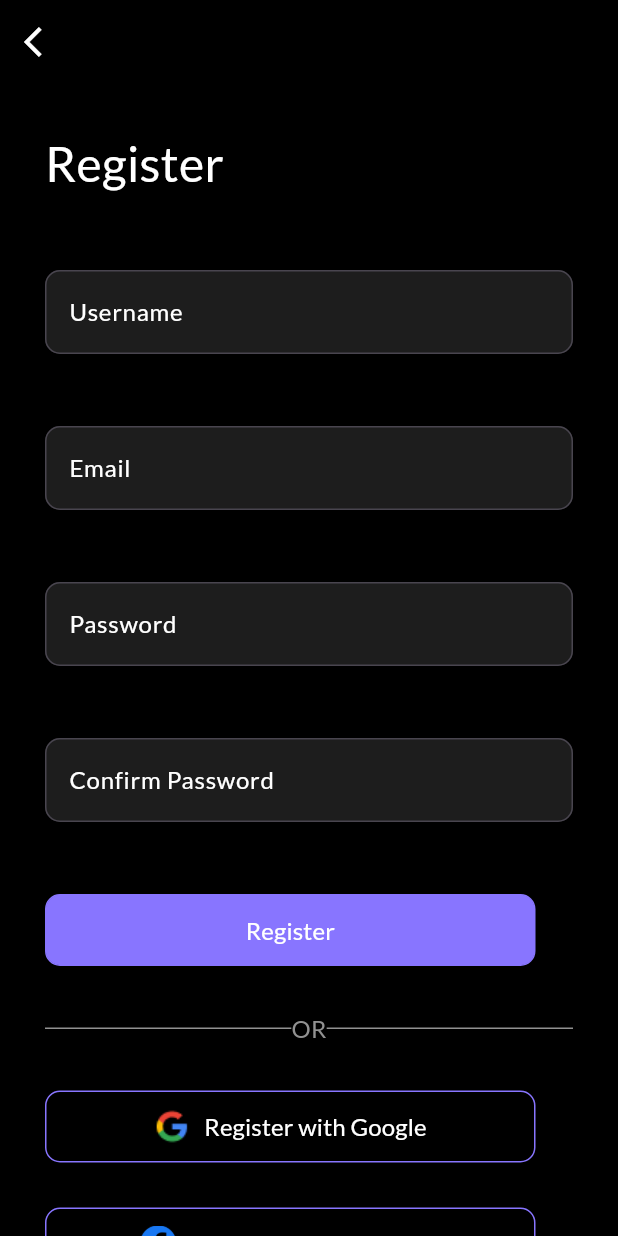
After one commit to Malamrousi/up_to_do_app, a Flutter app: the RegisterScreen screen opened by its route, on a phone screen of 412 x 824 dp. The commit adds this screen. Run offline on Flutter 3.47's test engine with Material 3 defaults, Android fonts, the phone set to English and light mode, and no system bars; our stand-ins replace firebase_core, flutter_form_builder, get, introduction_screen; accounts and stored records are empty.

Commit message:
finish auth ui screen

```diff
--- a/lib/constant/color_manger.dart
+++ b/lib/constant/color_manger.dart
@@ -4,6 +4,9 @@ class ColorManger {
   static const Color KPrimaryColor = Color(0xff000000);
   static const Color KWhiteColor = Colors.white;
   static const Color KHeliotrop = Color(0xff8875FF);
+  static const Color KCodGray = Color(0xff1D1D1D);
+  static const Color KEmperor = Color(0xff535353);
+  static const Color KDividerColor = Color(0xff5979797);
 
 
 }
--- a/lib/constant/image_manger.dart
+++ b/lib/constant/image_manger.dart
@@ -5,4 +5,6 @@ class ImageManger {
   static const  String Kslide1 = '$asset/slide_1.png';
   static const  String Kslide2 = '$asset/slide_2.png';
   static const  String Kslide3 = '$asset/slide_3.png';
+  static const  String Kgoogle= '$asset/google.png';
+  static const  String Kfacebook= '$asset/facebook.png';
 }
--- a/lib/constant/route_name.dart
+++ b/lib/constant/route_name.dart
@@ -2,5 +2,8 @@ class RouteName {
   static const String KupToDo = '/upToDo';
   static const String KMangeTaskSplash = '/MangeTaskSplash';
   static const String KHelloScreen = '/StartScreen';
+  static const String KRegisterScreen = '/RegisterScreen';
+  static const String KLoginScreen = '/LoginScreen';
+
 
 }
--- a/lib/constant/size_manger.dart
+++ b/lib/constant/size_manger.dart
@@ -4,6 +4,8 @@ class WidthManger {
   static const double W213 = 213;
   static const double W90 = 90;
   static const double W327 = 327;
+  static const double W30 = 30;
+  static const double W24 = 24;
 }
 
 class HightManger {
@@ -11,11 +13,14 @@ class HightManger {
   static const double H113 = 113;
   static const double H277_78 = 277.78;
   static const double H48 = 48;
+  static const double H30 = 30;
+  static const double H24 = 24;
 }
 
 class PaddingManger {
   static const double P20 = 20;
   static const double P16 = 16;
+  static const double P30= 30;
 }
 
 class FontSizeValue {
@@ -25,4 +30,5 @@ class FontSizeValue {
 
 class BorderRadiusValue {
   static const double BV25= 25;
+  static const double BV10= 10;
 }
--- a/lib/constant/string_manger.dart
+++ b/lib/constant/string_manger.dart
@@ -10,10 +10,27 @@ class StringManger {
   static const String KdesOnSlidePageThree =
       'You can organize your daily tasks by adding your tasks into separate categories';
   static const String kGettingStarted = 'Getting Started';
-  static const String kNext= 'Next';
-  static const String kSkip= 'Skip';
-  static const String kLogin= 'LOGIN';
-  static const String kcreateAccount= 'Create account';
-  static const String kWelcometopTodo= 'Welcome to UpTodo';
-  static const String kLoginOrCreate= 'Please login to your account or create new account to continue';
+  static const String kNext = 'Next';
+  static const String kSkip = 'Skip';
+  static const String kLogin = 'LOGIN';
+  static const String kcreateAccount = 'Create account';
+  static const String kWelcometopTodo = 'Welcome to UpTodo';
+  static const String kLoginOrCreate =
+      'Please login to your account or create new account to continue';
+  static const String Kemail = 'Email';
+  static const String KEnteryourEmail = 'Enter your email';
+  static const String KEnteryourName = 'Enter your name';
+  static const String KEnteryourpassword= 'Enter your password';
+  static const String KEmail = 'Email';
+  static const String KPassword = 'Password';
+  static const String KLoginwithGoogle = '   Login with Google';
+  static const String KRegisterwithGoogle = '   Register with Google';
+  static const String KLoginwithFacebook = '   Login with Facebook';
+  static const String KRegisterwithFacebook = '   Register with Facebook';
+  static const String Kor = 'OR';
+  static const String KDonthaveanaccount = 'Don’t have an account?';
+  static const String Khaveanaccount = 'have an account?';
+  static const String KRegister = 'Register';
+  static const String kUsername = 'Username';
+  static const String kConfirmPassword = 'Confirm Password';
 }
--- /dev/null
+++ b/lib/presentation/screen/auth/register.dart
@@ -0,0 +1,22 @@
+//package
+import 'package:flutter/material.dart';
+//widget
+import '../../widgets/custom_app_bar.dart';
+import 'widget/register_view_body.dart';
+
+class RegisterScreen extends StatefulWidget {
+  const RegisterScreen({super.key});
+
+  @override
+  State<RegisterScreen> createState() => _RegisterScreenState();
+}
+
+class _RegisterScreenState extends State<RegisterScreen> {
+  @override
+  Widget build(BuildContext context) {
+    return Scaffold(
+      appBar: buildAppBar(),
+      body:const RegisterViewBody() ,
+    );
+  }
+}
--- /dev/null
+++ b/lib/presentation/screen/auth/widget/register_view_body.dart
@@ -0,0 +1,172 @@
+//packge
+import 'package:flutter/material.dart';
+import 'package:todo_app/constant/color_manger.dart';
+import 'package:todo_app/constant/image_manger.dart';
+import 'package:todo_app/constant/size_manger.dart';
+//constant
+import 'package:todo_app/constant/string_manger.dart';
+import 'package:todo_app/data/controller/validator.dart';
+
+//widget
+import '../../../widgets/custom_auth_button.dart';
+import '../../../widgets/custom_from_text_filed.dart';
+import '../../../widgets/social_auth_button.dart';
+class RegisterViewBody extends StatefulWidget {
+  const RegisterViewBody({super.key});
+
+  @override
+  State<RegisterViewBody> createState() => _RegisterViewBodyState();
+}
+
+class _RegisterViewBodyState extends State<RegisterViewBody> {
+  @override
+  Widget build(BuildContext context) {
+     GlobalKey<FormState> formKey = GlobalKey<FormState>();
+
+  final Validator validator = Validator();
+    return SingleChildScrollView(
+        child: Padding(
+          padding: const EdgeInsets.all(PaddingManger.P30),
+          child: Column(
+            children: [
+              Form(
+                key: formKey,
+                child: Column(
+                  mainAxisAlignment: MainAxisAlignment.center,
+                  crossAxisAlignment: CrossAxisAlignment.start,
+                  children: [
+                    const Text(
+                      StringManger.KRegister,
+                      style: TextStyle(
+                        color: ColorManger.KWhiteColor,
+                        fontSize: FontSizeValue.Fv32,
+                      ),
+                    ),
+                    const SizedBox(
+                      height: HightManger.H48,
+                    ),
+                     CustomFromTextFiled(
+                      keyboardType: TextInputType.name,
+                      label: StringManger.kUsername,
+                      hintText: StringManger.KEnteryourName,
+                      onSaved: (value) {
+                        setState(() {});
+                      },
+                      obscureText: false,
+                      validator: validator.passwordValidator,
+                    ),
+                     const SizedBox(
+                    height: HightManger.H48,
+                  ),
+                    CustomFromTextFiled(
+                      keyboardType: TextInputType.emailAddress,
+                      label: StringManger.KEmail,
+                      hintText: StringManger.KEnteryourEmail,
+                      onSaved: (value) {
+                        setState(() {});
+                      },
+                      obscureText: false,
+                      validator: validator.passwordValidator,
+                    ),
+                     const SizedBox(
+                    height: HightManger.H48,
+                  ),
+                    CustomFromTextFiled(
+                      keyboardType: TextInputType.visiblePassword,
+                      label: StringManger.KPassword,
+                      hintText: StringManger.KEnteryourpassword,
+                      onSaved: (value) {
+                        setState(() {});
+                      },
+                      obscureText: false,
+                      validator: validator.passwordValidator,
+                    ),
+                    const SizedBox(
+                      height: HightManger.H48,
+                    ),
+                    CustomFromTextFiled(
+                      keyboardType: TextInputType.visiblePassword,
+                      label: StringManger.kConfirmPassword,
+                      hintText: StringManger.KEnteryourpassword,
+                      onSaved: (value) {
+                        setState(() {});
+                      },
+                      obscureText: true,
+                      validator: validator.emailValidator,
+                    ),
+                    const SizedBox(
+                      height: HightManger.H48,
+                    ),
+                    CustomAuthButton(
+                      color: ColorManger.KHeliotrop,
+                      title: StringManger.KRegister,
+                      onPressed: () {},
+                    ),
+                    const SizedBox(
+                      height: HightManger.H30,
+                    ),
+                    const Row(children: <Widget>[
+                      Expanded(
+                          child: Divider(
+                        color: ColorManger.KDividerColor,
+                      )),
+                      Text(
+                        StringManger.Kor,
+                        style: TextStyle(
+                            color: ColorManger.KDividerColor,
+                            fontSize: FontSizeValue.Fv16),
+                      ),
+                      Expanded(
+                          child: Divider(
+                        color: ColorManger.KDividerColor,
+                      )),
+                    ]),
+                    const SizedBox(
+                      height: HightManger.H30,
+                    ),
+                    SocialAuthButton(
+                      image: ImageManger.Kgoogle,
+                      title: StringManger.KRegisterwithGoogle,
+                      onPressed: () {},
+                    ),
+                    const SizedBox(
+                      height: HightManger.H30,
+                    ),
+                    SocialAuthButton(
+                      image: ImageManger.Kfacebook,
+                      title: StringManger.KRegisterwithFacebook,
+                      onPressed: () {},
+                    ),
+                               const SizedBox(
+                      height: HightManger.H48,
+                    ),
+                    Row(
+                      mainAxisAlignment: MainAxisAlignment.center,
+                      children: [
+                        const Text(
+                          StringManger.Khaveanaccount,
+                          style: TextStyle(
+                              color: ColorManger.KDividerColor,
+                              fontSize: FontSizeValue.Fv16),
+                        ),
+
+                        TextButton(
+                          onPressed: () {},
+                          child: const Text(
+                            StringManger.kLogin,
+                            style: TextStyle(
+                                color: ColorManger.KWhiteColor,
+                                fontSize: FontSizeValue.Fv16),
+                          ),
+                        )
+                      ],
+                    )
+                  ],
+                ),
+              ),
+            ],
+          ),
+        ),
+      );
+  }
+}
--- a/lib/presentation/screen/up_to_do.dart
+++ b/lib/presentation/screen/up_to_do.dart
@@ -13,7 +13,7 @@ class UpToDoScreen extends StatelessWidget {
   @override
   Widget build(BuildContext context) {
     Future.delayed(
-      const Duration(seconds: 3),
+      const Duration(seconds: 1),
     ).then((_) {
       Get.offNamed(RouteName.KMangeTaskSplash);
     });
--- /dev/null
+++ b/lib/presentation/widgets/custom_app_bar.dart
@@ -0,0 +1,16 @@
+import 'package:flutter/material.dart';
+import 'package:get/get.dart';
+
+AppBar buildAppBar(){
+  return AppBar(
+
+      leading: IconButton(
+          onPressed: () {
+            Get.back();
+          },
+          icon: const Icon(Icons.arrow_back_ios),
+        ),
+
+  );
+
+}
--- a/lib/presentation/widgets/custom_auth_button.dart
+++ b/lib/presentation/widgets/custom_auth_button.dart
@@ -6,7 +6,7 @@ import 'package:todo_app/constant/color_manger.dart';
 
 class CustomAuthButton extends StatelessWidget {
   const CustomAuthButton(
-      {super.key, this.onPressed, this.color, required this.title});
+      {super.key, this.onPressed, this.color, required this.title, });
 
   final VoidCallback? onPressed;
 
@@ -20,8 +20,10 @@ class CustomAuthButton extends StatelessWidget {
       width: WidthManger.W327,
       height: HightManger.H48,
       decoration: BoxDecoration(
+        borderRadius: BorderRadius.circular(BorderRadiusValue.BV10),
           color: color, border: Border.all(color: ColorManger.KHeliotrop)),
       child: MaterialButton(
+
         onPressed: onPressed,
         child: Text(
           title,
--- /dev/null
+++ b/lib/presentation/widgets/custom_from_text_filed.dart
@@ -0,0 +1,61 @@
+//package
+import 'package:flutter_form_builder/flutter_form_builder.dart';
+import 'package:flutter/material.dart';
+//constant
+import '../../constant/color_manger.dart';
+import '../../constant/size_manger.dart';
+import '../../constant/string_manger.dart';
+
+class CustomFromTextFiled extends StatelessWidget {
+  const CustomFromTextFiled(
+      {super.key,
+      required this.onSaved,
+      required this.validator,
+      required this.label,
+      required this.obscureText,
+      required this.hintText, required this.keyboardType});
+
+  final Function(String) onSaved;
+  final String? Function(String?) validator;
+  final String hintText;
+  final String label;
+  final bool obscureText;
+
+  final TextInputType keyboardType;
+
+  @override
+  Widget build(BuildContext context) {
+    return FormBuilderTextField(
+      keyboardType: keyboardType,
+
+      cursorColor: ColorManger.KHeliotrop,
+      obscureText: obscureText,
+      style: const TextStyle(
+        color: ColorManger.KWhiteColor,
+      ),
+      validator: validator,
+      onSaved: (value) => onSaved(value!),
+      name: StringManger.Kemail,
+      decoration: InputDecoration(
+
+        label: Text(label),
+        labelStyle:const TextStyle(
+          color: ColorManger.KWhiteColor,
+          fontSize: FontSizeValue.Fv16
+        ),
+        hintText:hintText ,
+        hintStyle:const TextStyle(
+          color: ColorManger.KEmperor
+        ),
+          filled: true,
+          fillColor: ColorManger.KCodGray,
+          border: OutlineInputBorder(
+            borderRadius: BorderRadius.circular(BorderRadiusValue.BV10),
+            borderSide:const BorderSide(
+              color: ColorManger.KCodGray,
+
+            )
+          )),
+    );
+  }
+}
--- /dev/null
+++ b/lib/presentation/widgets/social_auth_button.dart
@@ -0,0 +1,46 @@
+//package
+import 'package:flutter/material.dart';
+//constant
+import '../../constant/color_manger.dart';
+import '../../constant/size_manger.dart';
+
+
+class SocialAuthButton extends StatelessWidget {
+  const SocialAuthButton(
+      {super.key,
+      required this.onPressed,
+      required this.title,
+      required this.image});
+  final VoidCallback onPressed;
+
+  final String title;
+  final String image;
+  @override
+  Widget build(BuildContext context) {
+    return Container(
+      width: WidthManger.W327,
+      height: HightManger.H48,
+      decoration: BoxDecoration(
+          borderRadius: BorderRadius.circular(BorderRadiusValue.BV10),
+          border: Border.all(color: ColorManger.KHeliotrop)),
+      child: MaterialButton(
+        onPressed: onPressed,
+        child: Row(
+          mainAxisAlignment: MainAxisAlignment.center,
+          children: [
+            Image.asset(
+              image,
+              width: WidthManger.W24,
+              height: HightManger.H24,
+            ),
+             Text(
+              title,
+              style:const TextStyle(
+                  color: ColorManger.KWhiteColor, fontSize: FontSizeValue.Fv16),
+            ),
+          ],
+        ),
+      ),
+    );
+  }
+}
```
Also changed, not shown: lib/data/controller/validator.dart (added, +29 -0 lines), lib/main.dart (+6 -2 lines), lib/presentation/screen/auth/login.dart (added, +29 -0 lines), lib/presentation/screen/auth/start_screen.dart (+15 -19 lines), lib/presentation/screen/auth/widget/login_view_body.dart (added, +150 -0 lines), assets/images/facebook.png (added), assets/images/google.png (added).
